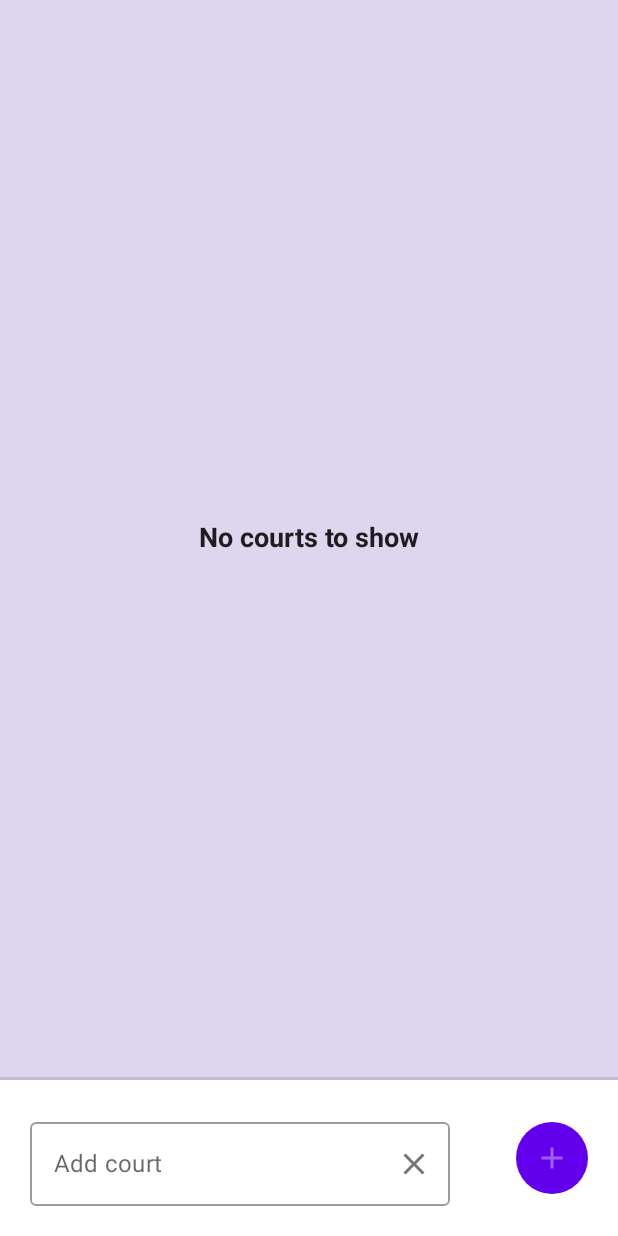
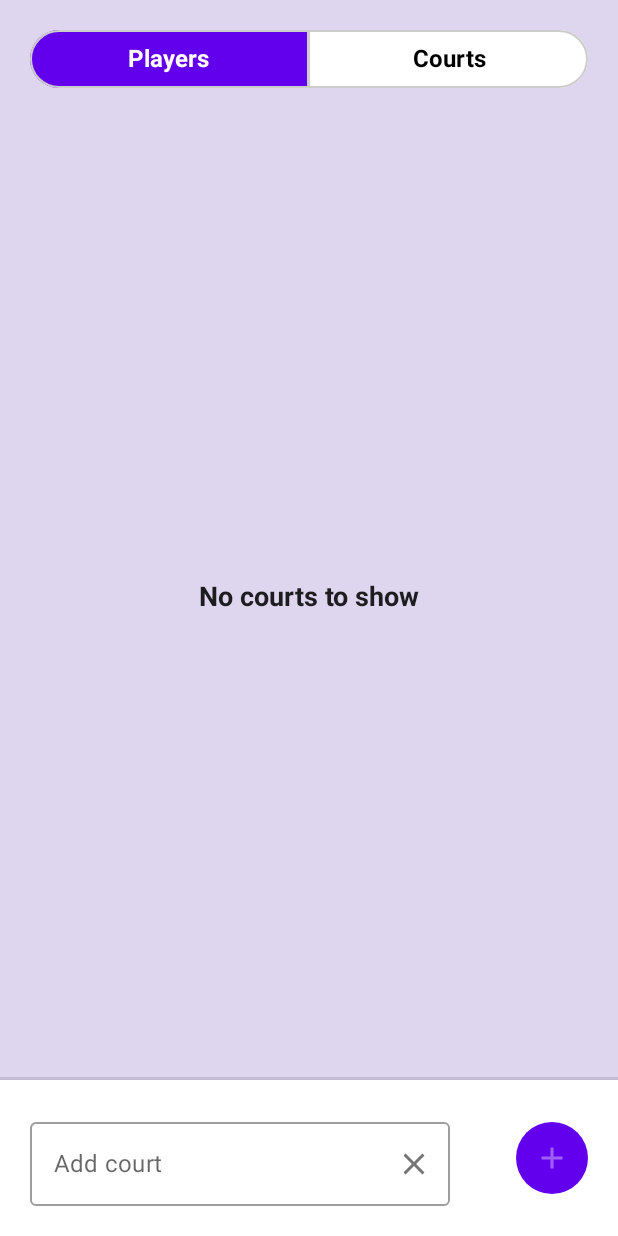
Before and after one commit to EwasWorld/ProjectClava, an Android app built with Jetpack Compose: the SetupCourtsScreen screen opened through its navigation route, on a phone screen of 412 x 824 dp. Run offline under Robolectric (Android 15) with nearby library versions, the phone set to English and light mode, and no system bars; our stand-ins replace Room's generated code.

Commit message:
Add tabs to switch between add players and courts

```diff
--- a/app/src/main/java/com/eywa/projectclava/main/MainActivity.kt
+++ b/app/src/main/java/com/eywa/projectclava/main/MainActivity.kt
@@ -19,8 +19,11 @@ import androidx.navigation.compose.NavHost
 import androidx.navigation.compose.composable
 import androidx.navigation.compose.currentBackStackEntryAsState
 import androidx.navigation.compose.rememberNavController
+import com.eywa.projectclava.main.model.Match
+import com.eywa.projectclava.main.model.MatchState
 import com.eywa.projectclava.main.model.Player
 import com.eywa.projectclava.main.ui.mainScreens.*
+import com.eywa.projectclava.main.ui.sharedUi.SetupListTabSwitcherItem
 import com.eywa.projectclava.main.ui.sharedUi.TimePicker
 import com.eywa.projectclava.ui.theme.ClavaColor
 import com.eywa.projectclava.ui.theme.DividerThickness
@@ -33,6 +36,7 @@ import java.util.*
  * Time spent: 26 hrs
  */
 
+// TODO Do something with previous day's matches. Maybe add a divider between days? Add a report for day's attendees?
 // TODO Store like default match time
 const val DEFAULT_ADD_TIME = 60 * 2
 
@@ -60,6 +64,16 @@ fun Navigation(viewModel: MainViewModel) {
 
     val drawerState = rememberDrawerState(initialValue = DrawerValue.Closed)
     val scope = rememberCoroutineScope()
+    var selectedSetupTab by remember { mutableStateOf(SetupListTabSwitcherItem.PLAYERS) }
+    val onTabSelectedListener = { item: SetupListTabSwitcherItem ->
+        selectedSetupTab = item
+        navController.navigate(
+                when (item) {
+                    SetupListTabSwitcherItem.PLAYERS -> NavRoute.ADD_PLAYER.route
+                    SetupListTabSwitcherItem.COURTS -> NavRoute.ADD_COURT.route
+                }
+        )
+    }
 
     ModalDrawer(
             drawerContent = {
@@ -67,6 +81,7 @@ fun Navigation(viewModel: MainViewModel) {
                         navController = navController,
                         viewModel = viewModel,
                         players = players,
+                        matches = matches,
                         closeDrawer = {
                             scope.launch {
                                 drawerState.animateTo(
@@ -93,6 +108,8 @@ fun Navigation(viewModel: MainViewModel) {
                             },
                             itemDeletedListener = { viewModel.deletePlayer(it) },
                             toggleIsPresentListener = { viewModel.updatePlayers(it.copy(isPresent = !it.isPresent)) },
+                            selectedTab = selectedSetupTab,
+                            onTabSelectedListener = onTabSelectedListener,
                     )
                 }
                 composable(NavRoute.ADD_COURT.route) {
@@ -105,6 +122,8 @@ fun Navigation(viewModel: MainViewModel) {
                             },
                             itemDeletedListener = { viewModel.deleteCourt(it) },
                             toggleIsPresentListener = { viewModel.updateCourt(it.copy(canBeUsed = !it.canBeUsed)) },
+                            selectedTab = selectedSetupTab,
+                            onTabSelectedListener = onTabSelectedListener,
                     )
                 }
                 composable(NavRoute.CREATE_MATCH.route) {
@@ -184,6 +203,7 @@ fun Drawer(
         navController: NavController,
         viewModel: MainViewModel,
         players: Iterable<Player>,
+        matches: Iterable<Match>,
         closeDrawer: () -> Unit,
 ) {
     val current by navController.currentBackStackEntryAsState()
@@ -258,6 +278,17 @@ fun Drawer(
             navController.navigate(NavRoute.ADD_PLAYER.route)
             closeDrawer()
         }
+        DrawerTextButton(text = "Mark all in progress matches as complete") {
+            matches.forEach {
+                if (it.state is MatchState.OnCourt) {
+                    viewModel.updateMatch(
+                            it.copy(
+                                    state = MatchState.Completed(it.state.matchEndTime)
+                            )
+                    )
+                }
+            }
+        }
 
         DrawerDivider()
         DrawerTextButton(text = "Extra options") { isExpanded = !isExpanded }
--- a/app/src/main/java/com/eywa/projectclava/main/ui/mainScreens/CreateMatchScreen.kt
+++ b/app/src/main/java/com/eywa/projectclava/main/ui/mainScreens/CreateMatchScreen.kt
@@ -219,6 +219,7 @@ private fun CreateMatchScreenFooter(
                     modifier = Modifier.weight(1f)
             ) {
                 items(sortedPlayers) { (player, matches) ->
+                    // TODO Remove general in progress colour
                     SelectableListItem(
                             currentTime = currentTime,
                             matchState = matches?.getPlayerColouringMatch()?.state,
--- a/app/src/main/java/com/eywa/projectclava/main/ui/mainScreens/SetupCourtsScreen.kt
+++ b/app/src/main/java/com/eywa/projectclava/main/ui/mainScreens/SetupCourtsScreen.kt
@@ -16,6 +16,7 @@ import com.eywa.projectclava.main.model.Court
 import com.eywa.projectclava.main.model.Match
 import com.eywa.projectclava.main.model.getLatestMatchForCourt
 import com.eywa.projectclava.main.ui.sharedUi.SetupListScreen
+import com.eywa.projectclava.main.ui.sharedUi.SetupListTabSwitcherItem
 import kotlinx.coroutines.delay
 import java.util.*
 
@@ -28,6 +29,8 @@ fun SetupCourtsScreen(
         itemNameEditedListener: (Court, String) -> Unit,
         itemDeletedListener: (Court) -> Unit,
         toggleIsPresentListener: (Court) -> Unit,
+        selectedTab: SetupListTabSwitcherItem,
+        onTabSelectedListener: (SetupListTabSwitcherItem) -> Unit,
 ) {
     var currentTime by remember { mutableStateOf(Calendar.getInstance(Locale.getDefault())) }
     LaunchedEffect(Unit) {
@@ -69,6 +72,8 @@ fun SetupCourtsScreen(
             itemNameEditStartedListener = { editDialogOpenFor = it },
             itemDeletedListener = { itemDeletedListener(it) },
             toggleIsPresentListener = toggleIsPresentListener,
+            selectedTab = selectedTab,
+            onTabSelectedListener = onTabSelectedListener,
     )
 }
 
@@ -88,6 +93,8 @@ fun SetupCourtsScreen(
         itemNameEditStartedListener: (Court) -> Unit,
         itemDeletedListener: (Court) -> Unit,
         toggleIsPresentListener: (Court) -> Unit,
+        selectedTab: SetupListTabSwitcherItem,
+        onTabSelectedListener: (SetupListTabSwitcherItem) -> Unit,
 ) {
     SetupListScreen(
             currentTime = currentTime,
@@ -108,7 +115,9 @@ fun SetupCourtsScreen(
             hasExtraContent = { matches?.getLatestMatchForCourt(it) != null },
             extraContent = {
                 ExtraContent(currentTime = currentTime, match = matches?.getLatestMatchForCourt(it)!!)
-            }
+            },
+            selectedTab = selectedTab,
+            onTabSelectedListener = onTabSelectedListener,
     )
 }
 
@@ -150,5 +159,7 @@ fun SetupCourtsScreen_Preview() {
             itemNameEditStartedListener = {},
             itemDeletedListener = {},
             toggleIsPresentListener = {},
+            selectedTab = SetupListTabSwitcherItem.PLAYERS,
+            onTabSelectedListener = {},
     )
 }
--- a/app/src/main/java/com/eywa/projectclava/main/ui/mainScreens/SetupPlayersScreen.kt
+++ b/app/src/main/java/com/eywa/projectclava/main/ui/mainScreens/SetupPlayersScreen.kt
@@ -6,6 +6,7 @@ import com.eywa.projectclava.main.model.Match
 import com.eywa.projectclava.main.model.Player
 import com.eywa.projectclava.main.model.getPlayerColouringMatch
 import com.eywa.projectclava.main.ui.sharedUi.SetupListScreen
+import com.eywa.projectclava.main.ui.sharedUi.SetupListTabSwitcherItem
 import kotlinx.coroutines.delay
 import java.util.*
 
@@ -17,6 +18,8 @@ fun SetupPlayersScreen(
         itemNameEditedListener: (Player, String) -> Unit,
         itemDeletedListener: (Player) -> Unit,
         toggleIsPresentListener: (Player) -> Unit,
+        selectedTab: SetupListTabSwitcherItem,
+        onTabSelectedListener: (SetupListTabSwitcherItem) -> Unit,
 ) {
     var currentTime by remember { mutableStateOf(Calendar.getInstance(Locale.getDefault())) }
     LaunchedEffect(Unit) {
@@ -58,6 +61,8 @@ fun SetupPlayersScreen(
             itemNameEditStartedListener = { editDialogOpenFor = it },
             itemDeletedListener = { itemDeletedListener(it) },
             toggleIsPresentListener = toggleIsPresentListener,
+            selectedTab = selectedTab,
+            onTabSelectedListener = onTabSelectedListener,
     )
 }
 
@@ -77,6 +82,8 @@ fun SetupPlayersScreen(
         itemNameEditStartedListener: (Player) -> Unit,
         itemDeletedListener: (Player) -> Unit,
         toggleIsPresentListener: (Player) -> Unit,
+        selectedTab: SetupListTabSwitcherItem,
+        onTabSelectedListener: (SetupListTabSwitcherItem) -> Unit,
 ) {
     SetupListScreen(
             currentTime = currentTime,
@@ -99,5 +106,7 @@ fun SetupPlayersScreen(
             itemNameEditStartedListener = itemNameEditStartedListener,
             itemDeletedListener = { itemDeletedListener(it) },
             itemClickedListener = toggleIsPresentListener,
+            selectedTab = selectedTab,
+            onTabSelectedListener = onTabSelectedListener,
     )
 }
--- a/app/src/main/java/com/eywa/projectclava/main/ui/sharedUi/ClavaScreen.kt
+++ b/app/src/main/java/com/eywa/projectclava/main/ui/sharedUi/ClavaScreen.kt
@@ -18,8 +18,16 @@ fun ClavaScreen(
         hasContent: Boolean,
         headerContent: @Composable (() -> Unit)? = null,
         footerContent: @Composable (() -> Unit)? = null,
+        aboveListContent: @Composable (() -> Unit)? = null,
         listContent: LazyListScope.() -> Unit,
 ) {
+    val lazyColumnPadding = if (aboveListContent == null) {
+        PaddingValues(vertical = 20.dp)
+    }
+    else {
+        PaddingValues(bottom = 20.dp)
+    }
+
     Column(
             horizontalAlignment = Alignment.CenterHorizontally,
             modifier = Modifier.fillMaxSize()
@@ -28,6 +36,8 @@ fun ClavaScreen(
             headerContent()
             Divider(thickness = DividerThickness)
         }
+
+        aboveListContent?.invoke()
 
         if (!hasContent) {
             Spacer(modifier = Modifier.weight(1f))
@@ -40,7 +50,7 @@ fun ClavaScreen(
         else {
             LazyColumn(
                     verticalArrangement = Arrangement.spacedBy(10.dp),
-                    contentPadding = PaddingValues(vertical = 20.dp),
+                    contentPadding = lazyColumnPadding,
                     modifier = Modifier
                             .fillMaxWidth()
                             .weight(1f)
--- a/app/src/main/java/com/eywa/projectclava/main/ui/sharedUi/SetupListScreen.kt
+++ b/app/src/main/java/com/eywa/projectclava/main/ui/sharedUi/SetupListScreen.kt
@@ -36,6 +36,10 @@ interface SetupListItem {
     val enabled: Boolean
 }
 
+enum class SetupListTabSwitcherItem(override val label: String) : TabSwitcherItem {
+    PLAYERS("Players"), COURTS("Courts")
+}
+
 fun <T : SetupListItem> String.isDuplicate(
         existingItems: Iterable<T>?,
         itemBeingEdited: T? = null,
@@ -52,6 +56,8 @@ fun <T : SetupListItem> SetupListScreen(
         itemDeletedListener: (T) -> Unit,
         itemClickedListener: (T) -> Unit,
         hasExtraContent: (T) -> Boolean = { false },
+        selectedTab: SetupListTabSwitcherItem,
+        onTabSelectedListener: (SetupListTabSwitcherItem) -> Unit,
         extraContent: @Composable RowScope.(T) -> Unit = {},
 ) {
     val newItemName = rememberSaveable { mutableStateOf("") }
@@ -88,6 +94,8 @@ fun <T : SetupListItem> SetupListScreen(
             itemDeletedListener = itemDeletedListener,
             itemClickedListener = itemClickedListener,
             hasExtraContent = hasExtraContent,
+            selectedTab = selectedTab,
+            onTabSelectedListener = onTabSelectedListener,
             extraContent = extraContent,
     )
 }
@@ -110,6 +118,8 @@ fun <T : SetupListItem> SetupListScreen(
         itemDeletedListener: (T) -> Unit,
         itemClickedListener: (T) -> Unit,
         hasExtraContent: (T) -> Boolean = { false },
+        selectedTab: SetupListTabSwitcherItem,
+        onTabSelectedListener: (SetupListTabSwitcherItem) -> Unit,
         extraContent: @Composable RowScope.(T) -> Unit = {},
 ) {
     EditDialog(
@@ -132,6 +142,14 @@ fun <T : SetupListItem> SetupListScreen(
                         addItemNameClearPressedListener = addItemNameClearPressedListener,
                         addItemNameChangedListener = addItemNameChangedListener,
                         itemAddedListener = itemAddedListener
+                )
+            },
+            aboveListContent = {
+                TabSwitcher(
+                        items = SetupListTabSwitcherItem.values().toList(),
+                        selectedItem = selectedTab,
+                        onItemClicked = onTabSelectedListener,
+                        modifier = Modifier.padding(20.dp)
                 )
             }
     ) {
@@ -362,6 +380,8 @@ fun SetupListScreen_Preview() {
                 itemAddedListener = {},
                 itemNameEditStartedListener = {},
                 itemDeletedListener = {},
+                selectedTab = SetupListTabSwitcherItem.PLAYERS,
+                onTabSelectedListener = {},
         )
     }
 }
@@ -385,6 +405,8 @@ fun ExtraInfo_SetupListScreen_Preview() {
             itemNameEditStartedListener = {},
             itemDeletedListener = {},
             toggleIsPresentListener = {},
+            selectedTab = SetupListTabSwitcherItem.PLAYERS,
+            onTabSelectedListener = {},
     )
 }
 
@@ -409,6 +431,8 @@ fun Dialog_SetupListScreen_Preview() {
                 itemAddedListener = {},
                 itemNameEditStartedListener = {},
                 itemDeletedListener = {},
+                selectedTab = SetupListTabSwitcherItem.PLAYERS,
+                onTabSelectedListener = {},
         )
     }
 }
@@ -434,6 +458,8 @@ fun Error_SetupListScreen_Preview() {
                 itemAddedListener = {},
                 itemNameEditStartedListener = {},
                 itemDeletedListener = {},
+                selectedTab = SetupListTabSwitcherItem.PLAYERS,
+                onTabSelectedListener = {},
         )
     }
 }
--- /dev/null
+++ b/app/src/main/java/com/eywa/projectclava/main/ui/sharedUi/TabSwitcher.kt
@@ -0,0 +1,92 @@
+package com.eywa.projectclava.main.ui.sharedUi
+
+import androidx.compose.foundation.BorderStroke
+import androidx.compose.foundation.background
+import androidx.compose.foundation.clickable
+import androidx.compose.foundation.layout.*
+import androidx.compose.foundation.shape.RoundedCornerShape
+import androidx.compose.material.Divider
+import androidx.compose.material.Surface
+import androidx.compose.material.Text
+import androidx.compose.runtime.Composable
+import androidx.compose.ui.Alignment
+import androidx.compose.ui.Modifier
+import androidx.compose.ui.graphics.Color
+import androidx.compose.ui.text.font.FontWeight
+import androidx.compose.ui.text.style.TextAlign
+import androidx.compose.ui.tooling.preview.Preview
+import androidx.compose.ui.unit.dp
+import com.eywa.projectclava.ui.theme.ClavaColor
+import com.eywa.projectclava.ui.theme.Typography
+
+interface TabSwitcherItem {
+    val label: String
+}
+
+@Composable
+fun <T : TabSwitcherItem> TabSwitcher(
+        items: Iterable<T>,
+        selectedItem: T,
+        onItemClicked: (T) -> Unit,
+        modifier: Modifier = Modifier,
+) {
+    require(items.count() >= 2) { "Must have at least two items" }
+
+    Surface(
+            shape = RoundedCornerShape(100),
+            border = BorderStroke(1.dp, ClavaColor.TabSwitcherBorder),
+            modifier = modifier.height(IntrinsicSize.Min)
+    ) {
+        Row(
+                verticalAlignment = Alignment.CenterVertically,
+                horizontalArrangement = Arrangement.Center,
+                modifier = Modifier.fillMaxWidth()
+        ) {
+            items.forEachIndexed { index, item ->
+                val textColour: Color
+                val backgroundColour: Color
+                if (selectedItem == item) {
+                    backgroundColour = ClavaColor.TabSwitcherSelected
+                    textColour = ClavaColor.OnTabSwitcherSelected
+                }
+                else {
+                    backgroundColour = ClavaColor.TabSwitcherNotSelected
+                    textColour = ClavaColor.OnTabSwitcherNotSelected
+                }
+
+                Text(
+                        text = item.label,
+                        style = Typography.body1.copy(
+                                color = textColour,
+                                fontWeight = FontWeight.Bold,
+                        ),
+                        textAlign = TextAlign.Center,
+                        modifier = Modifier
+                                .clickable { onItemClicked(item) }
+                                .weight(1f)
+                                .background(backgroundColour)
+                                .fillMaxHeight()
+                                .padding(10.dp)
+                )
+                if (index != items.count() - 1) {
+                    Divider(
+                            color = ClavaColor.TabSwitcherBorder,
+                            modifier = Modifier
+                                    .fillMaxHeight()
+                                    .width(2.dp)
+                    )
+                }
+            }
+        }
+    }
+}
+
+@Preview(showBackground = true)
+@Composable
+fun TabSwitcher_Preview() {
+    TabSwitcher(
+            items = SetupListTabSwitcherItem.values().toList(),
+            selectedItem = SetupListTabSwitcherItem.PLAYERS,
+            onItemClicked = {},
+    )
+}
--- a/app/src/main/java/com/eywa/projectclava/ui/theme/Color.kt
+++ b/app/src/main/java/com/eywa/projectclava/ui/theme/Color.kt
@@ -22,4 +22,10 @@ object ClavaColor {
 
     val SelectedBorder = Color(0xFF3F51B5)
     val GeneralBorder = Color.LightGray
+
+    val TabSwitcherSelected = Purple500
+    val OnTabSwitcherSelected = Color.White
+    val TabSwitcherNotSelected = Color.White
+    val OnTabSwitcherNotSelected = Color.Black
+    val TabSwitcherBorder = Color.LightGray
 }
```
